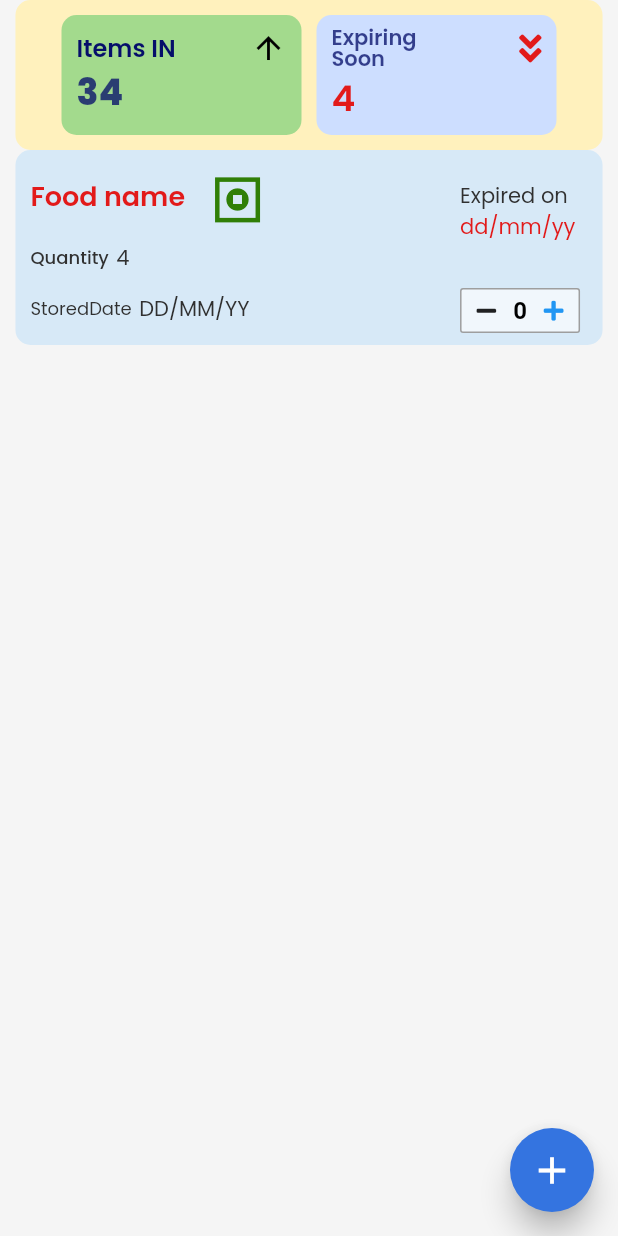
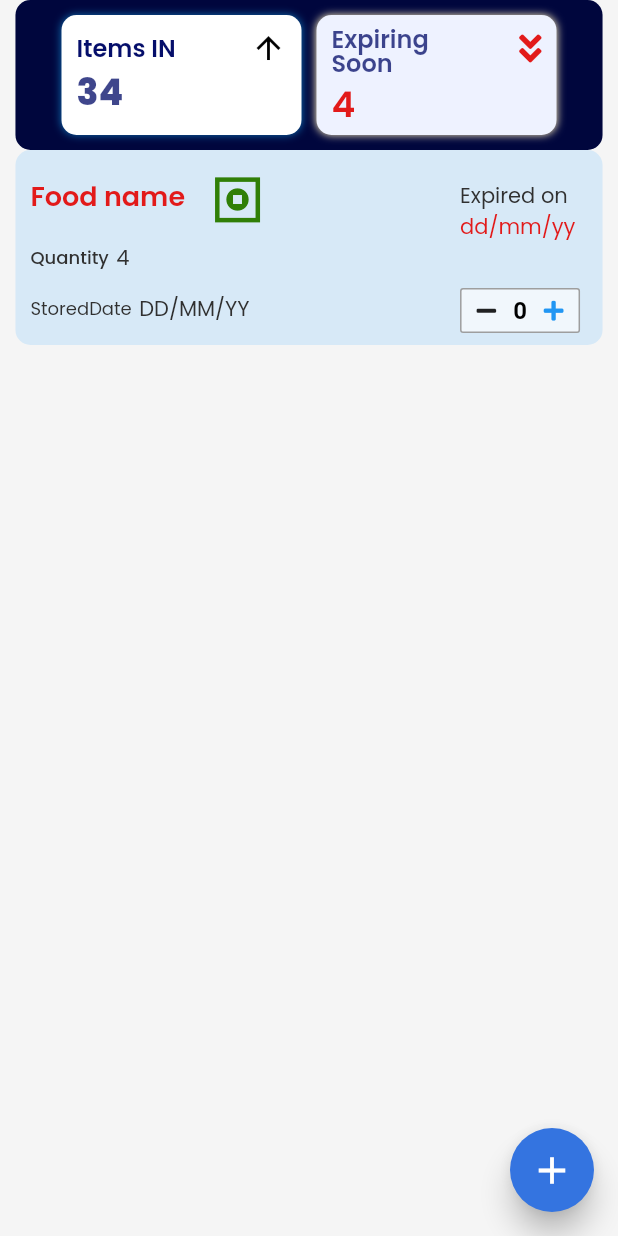
Before and after one commit to subramanyanavada123/rubix22-65-optimise-prime, a Flutter app: the KitchenWidget screen opened directly, on a phone screen of 412 x 824 dp. Run offline on Flutter 3.47's test engine with Material 2 defaults, Android fonts, the phone set to English and light mode, and no system bars; drawn by our look-alikes of auto_size_text; our stand-ins replace font_awesome_flutter, google_fonts, page_transition, smooth_page_indicator, timeago; missing offline and left inert: json_path.

Commit message:
Design Changes

```diff
--- a/lib/components/stat_widget.dart
+++ b/lib/components/stat_widget.dart
@@ -19,7 +19,7 @@ class _StatWidgetState extends State<StatWidget> {
       width: MediaQuery.of(context).size.width * 0.95,
       height: 100,
       decoration: BoxDecoration(
-        color: Color(0xFFFFF1BD),
+        color: Color(0xFF00063D),
         borderRadius: BorderRadius.circular(10),
       ),
       child: Row(
@@ -36,7 +36,13 @@ class _StatWidgetState extends State<StatWidget> {
                   width: 160,
                   height: 80,
                   decoration: BoxDecoration(
-                    color: Color(0xFFA3DA8D),
+                    color: FlutterFlowTheme.tertiaryColor,
+                    boxShadow: [
+                      BoxShadow(
+                        blurRadius: 4,
+                        color: Color(0xFF0E6CAD),
+                      )
+                    ],
                     borderRadius: BorderRadius.circular(10),
                   ),
                   child: Padding(
@@ -106,7 +112,13 @@ class _StatWidgetState extends State<StatWidget> {
                   width: 160,
                   height: 80,
                   decoration: BoxDecoration(
-                    color: Color(0xFFCDDEFF),
+                    color: Color(0xFFEEF2FF),
+                    boxShadow: [
+                      BoxShadow(
+                        blurRadius: 4,
+                        color: Color(0xFFFFF1BD),
+                      )
+                    ],
                     borderRadius: BorderRadius.circular(10),
                   ),
                   child: Padding(
@@ -128,6 +140,7 @@ class _StatWidgetState extends State<StatWidget> {
                                   style: FlutterFlowTheme.bodyText1.override(
                                     fontFamily: 'Poppins',
                                     color: Color(0xC4050E6A),
+                                    fontSize: 16,
                                     fontWeight: FontWeight.w600,
                                     lineHeight: 1,
                                   ),
```
